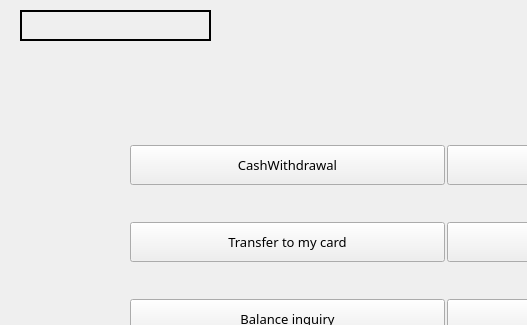
First picture: the form in menuwindow.ui, repository valeriia-lun/ATM, before the edit; both pictures show x 0 to 527 and y 0 to 325 of the 900 by 700 pixel window.
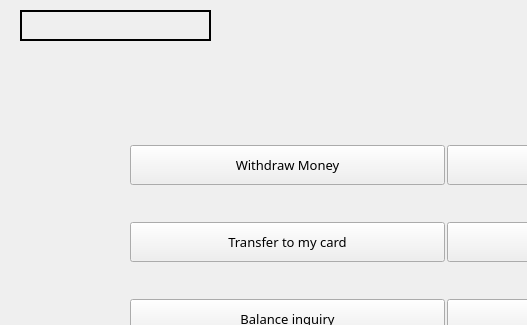
Second picture: the form after the edit.

```diff
--- a/menuwindow.ui
+++ b/menuwindow.ui
@@ -78,7 +78,7 @@
        </font>
       </property>
       <property name="text">
-       <string>CashWithdrawal</string>
+       <string>Withdraw Money</string>
       </property>
      </widget>
     </item>
```
